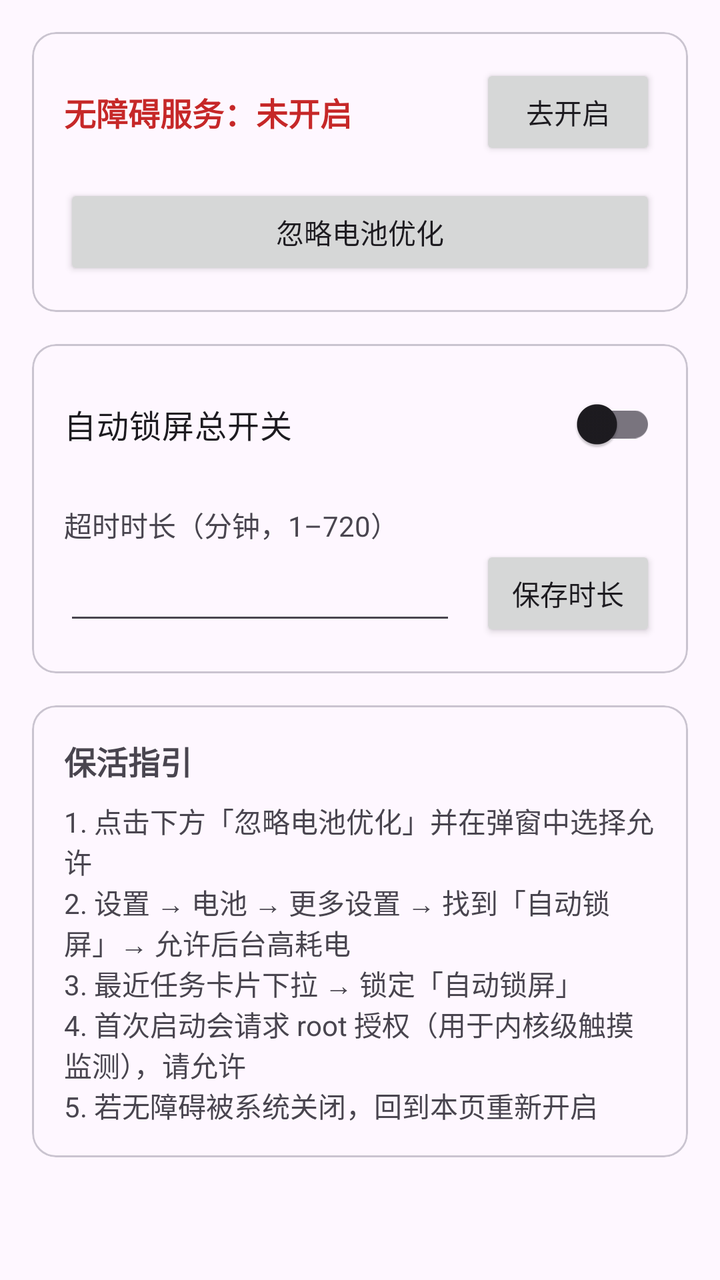
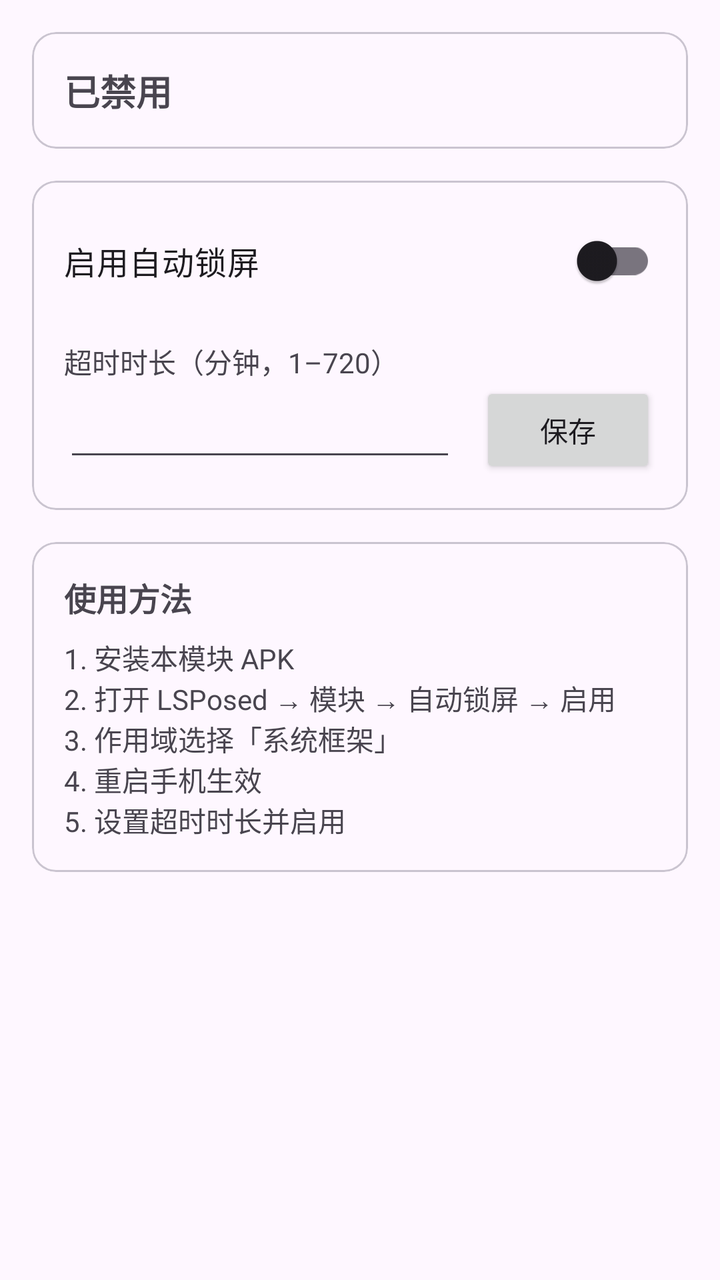

Compare the two renders of this Android layout. The source of the first and the diff that turns it into the second are given below.
<!-- AndroidManifest.xml: application theme Theme.AutoLock -->
<!-- res/layout/activity_main.xml -->
<?xml version="1.0" encoding="utf-8"?>
<ScrollView xmlns:android="http://schemas.android.com/apk/res/android"
    android:layout_width="match_parent"
    android:layout_height="match_parent">

    <LinearLayout
        android:layout_width="match_parent"
        android:layout_height="wrap_content"
        android:orientation="vertical"
        android:padding="16dp">

        <com.google.android.material.card.MaterialCardView
            android:id="@+id/cardStatus"
            android:layout_width="match_parent"
            android:layout_height="wrap_content">

            <LinearLayout
                android:layout_width="match_parent"
                android:layout_height="wrap_content"
                android:orientation="vertical"
                android:padding="16dp">

                <LinearLayout
                    android:layout_width="match_parent"
                    android:layout_height="wrap_content"
                    android:orientation="horizontal"
                    android:gravity="center_vertical">

                    <TextView
                        android:id="@+id/tvStatus"
                        android:layout_width="0dp"
                        android:layout_weight="1"
                        android:layout_height="wrap_content"
                        android:text="@string/status_disabled"
                        android:textSize="16sp"
                        android:textStyle="bold"
                        android:textColor="@color/status_bad" />

                    <Button
                        android:id="@+id/btnEnable"
                        android:layout_width="wrap_content"
                        android:layout_height="wrap_content"
                        android:text="@string/btn_enable_accessibility" />
                </LinearLayout>

                <Button
                    android:id="@+id/btnBattery"
                    android:layout_width="match_parent"
                    android:layout_height="wrap_content"
                    android:layout_marginTop="12dp"
                    android:text="@string/btn_battery" />
            </LinearLayout>
        </com.google.android.material.card.MaterialCardView>

        <com.google.android.material.card.MaterialCardView
            android:layout_width="match_parent"
            android:layout_height="wrap_content"
            android:layout_marginTop="16dp">

            <LinearLayout
                android:layout_width="match_parent"
                android:layout_height="wrap_content"
                android:orientation="vertical"
                android:padding="16dp">

                <com.google.android.material.switchmaterial.SwitchMaterial
                    android:id="@+id/swEnabled"
                    android:layout_width="match_parent"
                    android:layout_height="wrap_content"
                    android:text="@string/master_switch"
                    android:textSize="16sp" />

                <TextView
                    android:layout_width="match_parent"
                    android:layout_height="wrap_content"
                    android:layout_marginTop="16dp"
                    android:text="@string/timeout_label" />

                <LinearLayout
                    android:layout_width="match_parent"
                    android:layout_height="wrap_content"
                    android:orientation="horizontal"
                    android:gravity="center_vertical">

                    <EditText
                        android:id="@+id/etTimeout"
                        android:layout_width="0dp"
                        android:layout_weight="1"
                        android:layout_height="wrap_content"
                        android:inputType="number"
                        android:maxLength="3" />

                    <Button
                        android:id="@+id/btnSave"
                        android:layout_width="wrap_content"
                        android:layout_height="wrap_content"
                        android:layout_marginStart="12dp"
                        android:text="@string/btn_save" />
                </LinearLayout>
            </LinearLayout>
        </com.google.android.material.card.MaterialCardView>

        <com.google.android.material.card.MaterialCardView
            android:layout_width="match_parent"
            android:layout_height="wrap_content"
            android:layout_marginTop="16dp">

            <LinearLayout
                android:layout_width="match_parent"
                android:layout_height="wrap_content"
                android:orientation="vertical"
                android:padding="16dp">

                <TextView
                    android:layout_width="match_parent"
                    android:layout_height="wrap_content"
                    android:text="@string/guide_title"
                    android:textSize="16sp"
                    android:textStyle="bold" />

                <TextView
                    android:layout_width="match_parent"
                    android:layout_height="wrap_content"
                    android:layout_marginTop="8dp"
                    android:text="@string/guide_body"
                    android:textSize="14sp" />
            </LinearLayout>
        </com.google.android.material.card.MaterialCardView>
    </LinearLayout>
</ScrollView>
<!-- resources referenced by this layout -->
<resources>
  <color name="status_bad">#C62828</color>
  <string name="btn_battery">忽略电池优化</string>
  <string name="btn_enable_accessibility">去开启</string>
  <string name="btn_save">保存时长</string>
  <string name="guide_body">1. 点击下方「忽略电池优化」并在弹窗中选择允许\n2. 设置 → 电池 → 更多设置 → 找到「自动锁屏」→ 允许后台高耗电\n3. 最近任务卡片下拉 → 锁定「自动锁屏」\n4. 首次启动会请求 root 授权（用于内核级触摸监测），请允许\n5. 若无障碍被系统关闭，回到本页重新开启</string>
  <string name="guide_title">保活指引</string>
  <string name="master_switch">自动锁屏总开关</string>
  <string name="status_disabled">无障碍服务：未开启</string>
  <string name="timeout_label">超时时长（分钟，1–720）</string>
  <style name="Theme.AutoLock" parent="Theme.Material3.DayNight.NoActionBar" />
</resources>

<!-- the commit's change to res/layout/activity_main.xml (unified diff, before → after) -->
@@ -1,16 +1,15 @@
 <?xml version="1.0" encoding="utf-8"?>
 <ScrollView xmlns:android="http://schemas.android.com/apk/res/android"
     android:layout_width="match_parent"
-    android:layout_height="match_parent">
+    android:layout_height="match_parent"
+    android:padding="16dp">
 
     <LinearLayout
         android:layout_width="match_parent"
         android:layout_height="wrap_content"
-        android:orientation="vertical"
-        android:padding="16dp">
+        android:orientation="vertical">
 
         <com.google.android.material.card.MaterialCardView
-            android:id="@+id/cardStatus"
             android:layout_width="match_parent"
             android:layout_height="wrap_content">
 
@@ -20,35 +19,13 @@
                 android:orientation="vertical"
                 android:padding="16dp">
 
-                <LinearLayout
+                <TextView
+                    android:id="@+id/tvStatus"
                     android:layout_width="match_parent"
                     android:layout_height="wrap_content"
-                    android:orientation="horizontal"
-                    android:gravity="center_vertical">
-
-                    <TextView
-                        android:id="@+id/tvStatus"
-                        android:layout_width="0dp"
-                        android:layout_weight="1"
-                        android:layout_height="wrap_content"
-                        android:text="@string/status_disabled"
-                        android:textSize="16sp"
-                        android:textStyle="bold"
-                        android:textColor="@color/status_bad" />
-
-                    <Button
-                        android:id="@+id/btnEnable"
-                        android:layout_width="wrap_content"
-                        android:layout_height="wrap_content"
-                        android:text="@string/btn_enable_accessibility" />
-                </LinearLayout>
-
-                <Button
-                    android:id="@+id/btnBattery"
-                    android:layout_width="match_parent"
-                    android:layout_height="wrap_content"
-                    android:layout_marginTop="12dp"
-                    android:text="@string/btn_battery" />
+                    android:text="@string/status_disabled"
+                    android:textSize="18sp"
+                    android:textStyle="bold" />
             </LinearLayout>
         </com.google.android.material.card.MaterialCardView>
 
@@ -114,7 +91,7 @@
                 <TextView
                     android:layout_width="match_parent"
                     android:layout_height="wrap_content"
-                    android:text="@string/guide_title"
+                    android:text="@string/usage_title"
                     android:textSize="16sp"
                     android:textStyle="bold" />
 
@@ -122,7 +99,7 @@
                     android:layout_width="match_parent"
                     android:layout_height="wrap_content"
                     android:layout_marginTop="8dp"
-                    android:text="@string/guide_body"
+                    android:text="@string/usage_body"
                     android:textSize="14sp" />
             </LinearLayout>
         </com.google.android.material.card.MaterialCardView>
<!-- resource entries referenced after the edit -->
@@ -1,14 +1,11 @@
 <!-- resources referenced by this layout -->
 <resources>
-  <color name="status_bad">#C62828</color>
-  <string name="btn_battery">忽略电池优化</string>
-  <string name="btn_enable_accessibility">去开启</string>
-  <string name="btn_save">保存时长</string>
-  <string name="guide_body">1. 点击下方「忽略电池优化」并在弹窗中选择允许\n2. 设置 → 电池 → 更多设置 → 找到「自动锁屏」→ 允许后台高耗电\n3. 最近任务卡片下拉 → 锁定「自动锁屏」\n4. 首次启动会请求 root 授权（用于内核级触摸监测），请允许\n5. 若无障碍被系统关闭，回到本页重新开启</string>
-  <string name="guide_title">保活指引</string>
-  <string name="master_switch">自动锁屏总开关</string>
-  <string name="status_disabled">无障碍服务：未开启</string>
+  <string name="btn_save">保存</string>
+  <string name="master_switch">启用自动锁屏</string>
+  <string name="status_disabled">已禁用</string>
   <string name="timeout_label">超时时长（分钟，1–720）</string>
+  <string name="usage_body">1. 安装本模块 APK\n2. 打开 LSPosed → 模块 → 自动锁屏 → 启用\n3. 作用域选择「系统框架」\n4. 重启手机生效\n5. 设置超时时长并启用</string>
+  <string name="usage_title">使用方法</string>
   <style name="Theme.AutoLock" parent="Theme.Material3.DayNight.NoActionBar" />
 </resources>
 
